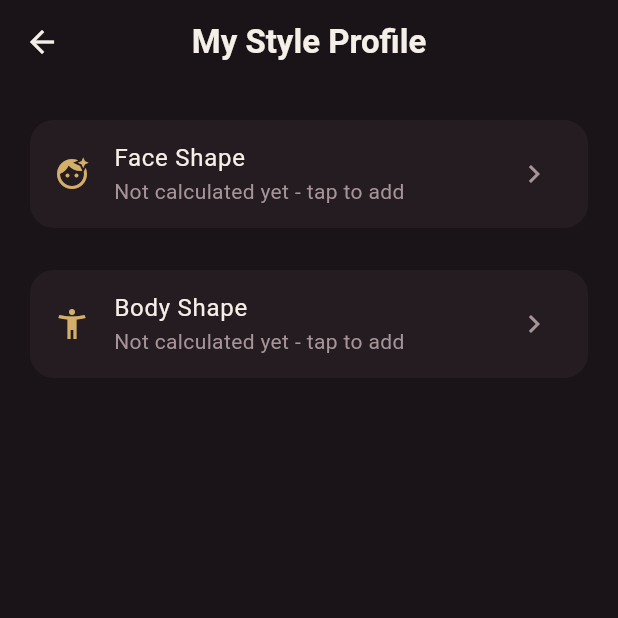
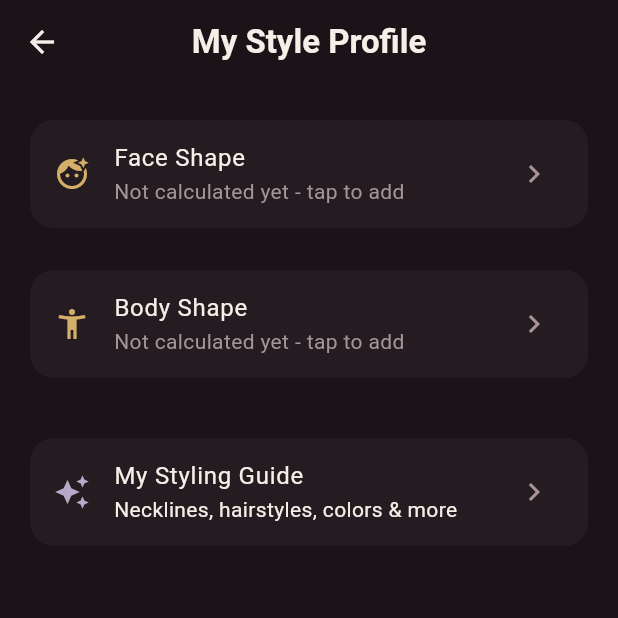
Before and after one commit to Sandali-82/WardrobeIQ-App, a Flutter app: the ProfileScreen screen opened directly, on a phone screen of 412 x 824 dp, the top half of it. Run offline on Flutter 3.47's test engine with Material 3 defaults, Android fonts, the phone set to English and light mode, and no system bars; our stand-ins replace shared_preferences; accounts and stored records are empty; network calls fail.

Commit message:
Add new feature - AI powered styling guide

```diff
--- a/lib/screens/profile_screen.dart
+++ b/lib/screens/profile_screen.dart
@@ -3,6 +3,7 @@ import '../app_theme.dart';
 import '../services/api_service.dart';
 import 'face_shape_screen.dart';
 import 'body_shape_screen.dart';
+import 'styling_guide_screen.dart';
 
 class ProfileScreen extends StatefulWidget {
   const ProfileScreen({super.key});
@@ -39,7 +40,7 @@ class _ProfileScreenState extends State<ProfileScreen> {
     await Navigator.of(context).push(
       MaterialPageRoute(builder: (_) => const FaceShapeScreen()),
     );
-    _loadSavedShapes(); // refresh in case it was just calculated
+    _loadSavedShapes();
   }
 
   Future<void> _openBodyShape() async {
@@ -47,6 +48,12 @@ class _ProfileScreenState extends State<ProfileScreen> {
       MaterialPageRoute(builder: (_) => const BodyShapeScreen()),
     );
     _loadSavedShapes();
+  }
+
+  void _openStylingGuide() {
+    Navigator.of(context).push(
+      MaterialPageRoute(builder: (_) => const StylingGuideScreen()),
+    );
   }
 
   @override
@@ -70,6 +77,17 @@ class _ProfileScreenState extends State<ProfileScreen> {
                   title: 'Body Shape',
                   value: _bodyShape,
                   onTap: _openBodyShape,
+                ),
+                const SizedBox(height: 24),
+                Card(
+                  color: AppColors.surface,
+                  child: ListTile(
+                    leading: const Icon(Icons.auto_awesome, color: AppColors.aiHighlight),
+                    title: const Text('My Styling Guide'),
+                    subtitle: const Text('Necklines, hairstyles, colors & more'),
+                    trailing: const Icon(Icons.chevron_right, color: AppColors.textSecondary),
+                    onTap: _openStylingGuide,
+                  ),
                 ),
               ],
             ),
--- a/lib/services/api_service.dart
+++ b/lib/services/api_service.dart
@@ -241,4 +241,25 @@ class ApiService {
       return null;
     }
   }
+
+  // ---------- Styling guide ----------
+
+  static Future<({
+    String necklines,
+    String hairstyles,
+    String sleeves,
+    String silhouettes,
+    String colors,
+    String avoid,
+  })> getStylingGuide() async {
+    final data = await getAuthed('/api/profile/styling-guide');
+    return (
+      necklines: data['necklines'] as String,
+      hairstyles: data['hairstyles'] as String,
+      sleeves: data['sleeves'] as String,
+      silhouettes: data['silhouettes'] as String,
+      colors: data['colors'] as String,
+      avoid: data['avoid'] as String,
+    );
+  }
 }
```
Also changed, not shown: lib/screens/styling_guide_screen.dart (added, +183 -0 lines).
